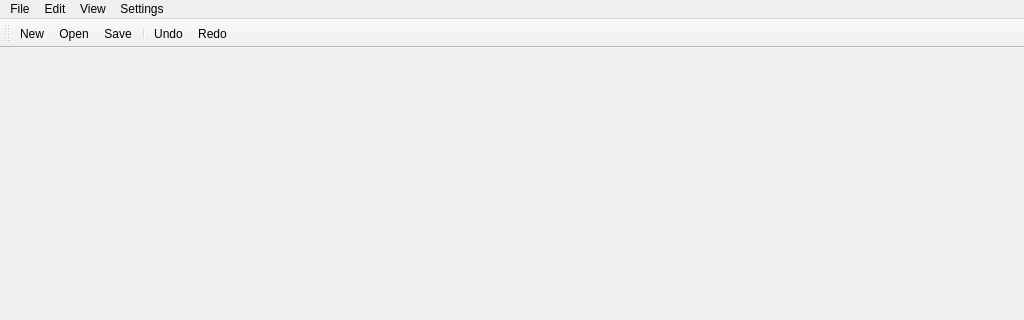
This is Editor/MainWindow.ui in 115dkk/EqualizerAPO-XT as Qt 5 draws it before an edit; both pictures show x 0 to 1024 and y 0 to 320 of the 1024 by 768 pixel window. The edited form follows.
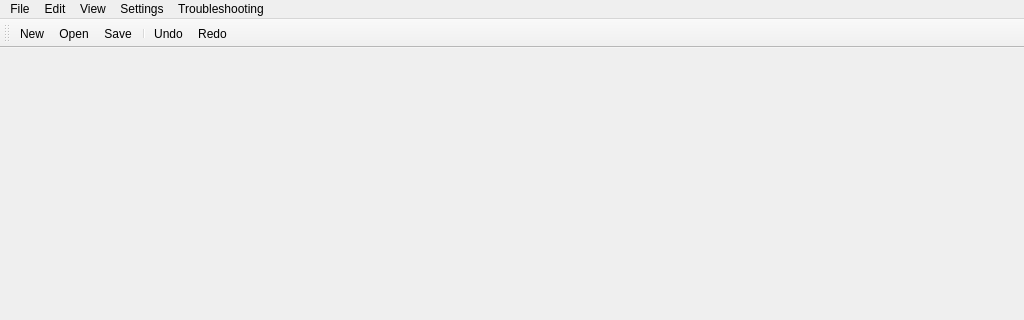
This is the edited form. Icons and pictures are not drawn. Custom widgets are drawn as their Qt base class.

Commit message:
feat(editor): declare the Troubleshooting menu and the automatic-updates action
The menu bar gains a Troubleshooting menu (restart Windows audio service, check for updates, report a problem) and Settings gains a checkable Automatic updates action. The slots follow in the next commit.

What changed in the file:
```diff
--- a/Editor/MainWindow.ui
+++ b/Editor/MainWindow.ui
@@ -102,10 +102,19 @@
     <addaction name="actionResetAllGlobalPreferences"/>
     <addaction name="actionResetAllFileSpecificPreferences"/>
    </widget>
+   <widget class="QMenu" name="menuTroubleshooting">
+    <property name="title">
+     <string>Troubleshooting</string>
+    </property>
+    <addaction name="actionRestartAudioService"/>
+    <addaction name="actionCheckForUpdates"/>
+    <addaction name="actionReportProblem"/>
+   </widget>
    <addaction name="menuFile"/>
    <addaction name="menuEdit"/>
    <addaction name="menuView"/>
    <addaction name="menuSettings"/>
+   <addaction name="menuTroubleshooting"/>
   </widget>
   <widget class="QToolBar" name="mainToolBar">
    <property name="windowTitle">
```
Left out of the diff: 27 changed lines with no effect on the pictures.
